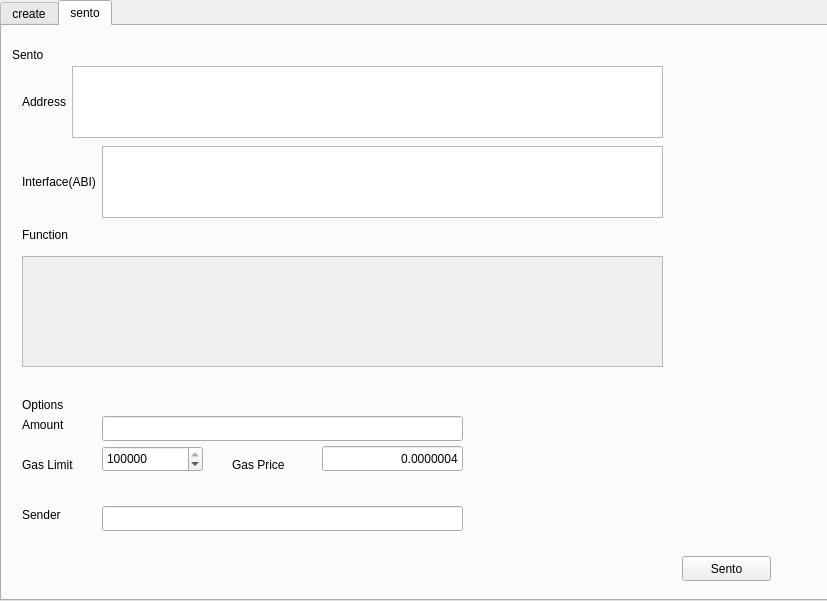
Old version of the form src/qt/forms/createcontractpage.ui in the repository EULO-Project/EULO.
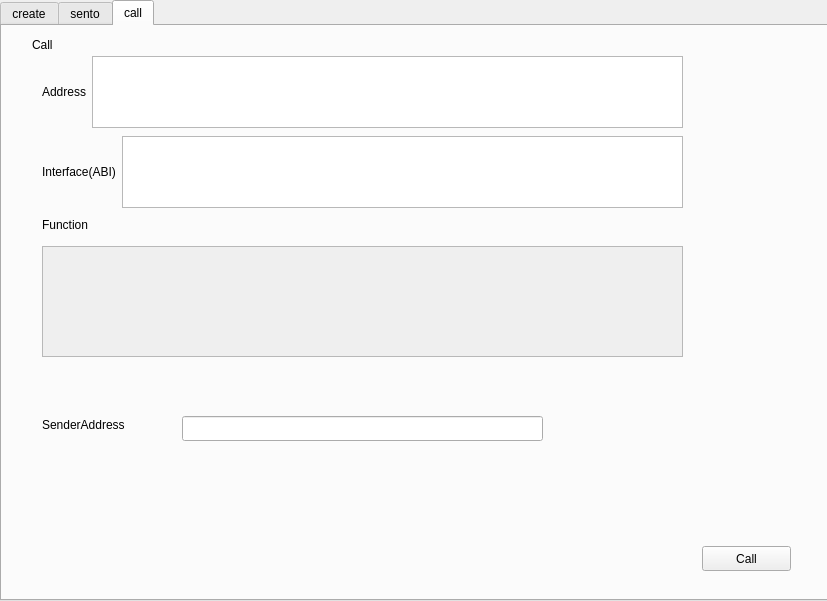
New version of the form.

Commit message: Add create sendto call contract qt interface

```diff
--- a/src/qt/forms/createcontractpage.ui
+++ b/src/qt/forms/createcontractpage.ui
@@ -26,7 +26,7 @@
     </rect>
    </property>
    <property name="currentIndex">
-    <number>1</number>
+    <number>2</number>
    </property>
    <widget class="QWidget" name="tab">
     <attribute name="title">
@@ -461,6 +461,140 @@
      </widget>
     </widget>
    </widget>
+   <widget class="QWidget" name="tab_3">
+    <attribute name="title">
+     <string>call</string>
+    </attribute>
+    <widget class="QLabel" name="label_19">
+     <property name="geometry">
+      <rect>
+       <x>30</x>
+       <y>10</y>
+       <width>111</width>
+       <height>17</height>
+      </rect>
+     </property>
+     <property name="text">
+      <string>Call</string>
+     </property>
+    </widget>
+    <widget class="QPushButton" name="call_btn">
+     <property name="geometry">
+      <rect>
+       <x>700</x>
+       <y>520</y>
+       <width>89</width>
+       <height>25</height>
+      </rect>
+     </property>
+     <property name="text">
+      <string>Call</string>
+     </property>
+    </widget>
+    <widget class="QScrollArea" name="call_scrollArea">
+     <property name="geometry">
+      <rect>
+       <x>40</x>
+       <y>220</y>
+       <width>641</width>
+       <height>111</height>
+      </rect>
+     </property>
+     <property name="widgetResizable">
+      <bool>true</bool>
+     </property>
+     <widget class="QWidget" name="scrollAreaWidgetContents_3">
+      <property name="geometry">
+       <rect>
+        <x>0</x>
+        <y>0</y>
+        <width>639</width>
+        <height>109</height>
+       </rect>
+      </property>
+     </widget>
+    </widget>
+    <widget class="QWidget" name="horizontalLayoutWidget_5">
+     <property name="geometry">
+      <rect>
+       <x>40</x>
+       <y>110</y>
+       <width>641</width>
+       <height>72</height>
+      </rect>
+     </property>
+     <layout class="QHBoxLayout" name="horizontalLayout_5">
+      <item>
+       <widget class="QLabel" name="label_22">
+        <property name="text">
+         <string>Interface(ABI)</string>
+        </property>
+       </widget>
+      </item>
+      <item>
+       <widget class="QTextEdit" name="call_abiText"/>
+      </item>
+     </layout>
+    </widget>
+    <widget class="QWidget" name="horizontalLayoutWidget_6">
+     <property name="geometry">
+      <rect>
+       <x>40</x>
+       <y>30</y>
+       <width>641</width>
+       <height>72</height>
+      </rect>
+     </property>
+     <layout class="QHBoxLayout" name="horizontalLayout_6">
+      <item>
+       <widget class="QLabel" name="label_23">
+        <property name="text">
+         <string>Address</string>
+        </property>
+       </widget>
+      </item>
+      <item>
+       <widget class="QTextEdit" name="call_byteCodeText"/>
+      </item>
+     </layout>
+    </widget>
+    <widget class="QLabel" name="label_24">
+     <property name="geometry">
+      <rect>
+       <x>40</x>
+       <y>190</y>
+       <width>91</width>
+       <height>17</height>
+      </rect>
+     </property>
+     <property name="text">
+      <string>Function</string>
+     </property>
+    </widget>
+    <widget class="QLineEdit" name="call_senderAddress">
+     <property name="geometry">
+      <rect>
+       <x>180</x>
+       <y>390</y>
+       <width>361</width>
+       <height>25</height>
+      </rect>
+     </property>
+    </widget>
+    <widget class="QLabel" name="label_26">
+     <property name="geometry">
+      <rect>
+       <x>40</x>
+       <y>390</y>
+       <width>121</width>
+       <height>17</height>
+      </rect>
+     </property>
+     <property name="text">
+      <string>SenderAddress</string>
+     </property>
+    </widget>
+   </widget>
   </widget>
  </widget>
  <resources/>
```
Left out of the diff: 8 changed lines with no effect on the pictures. The commit also changes 10 other files.
